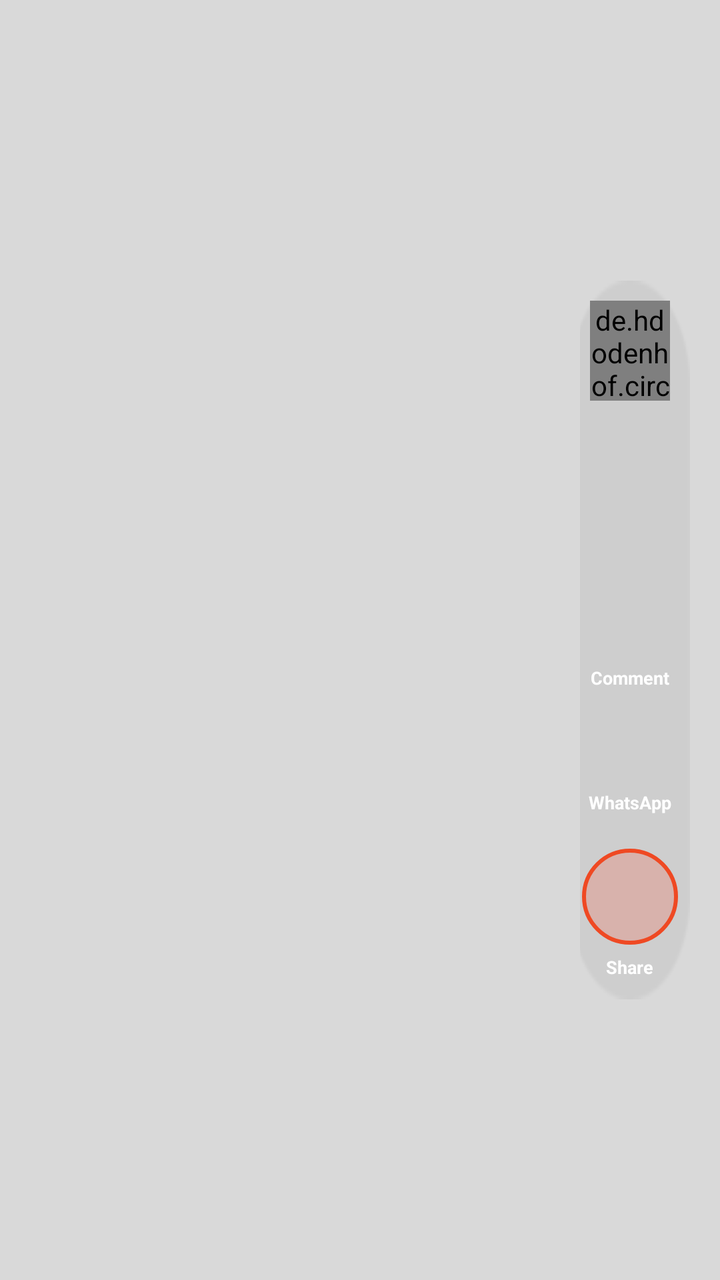
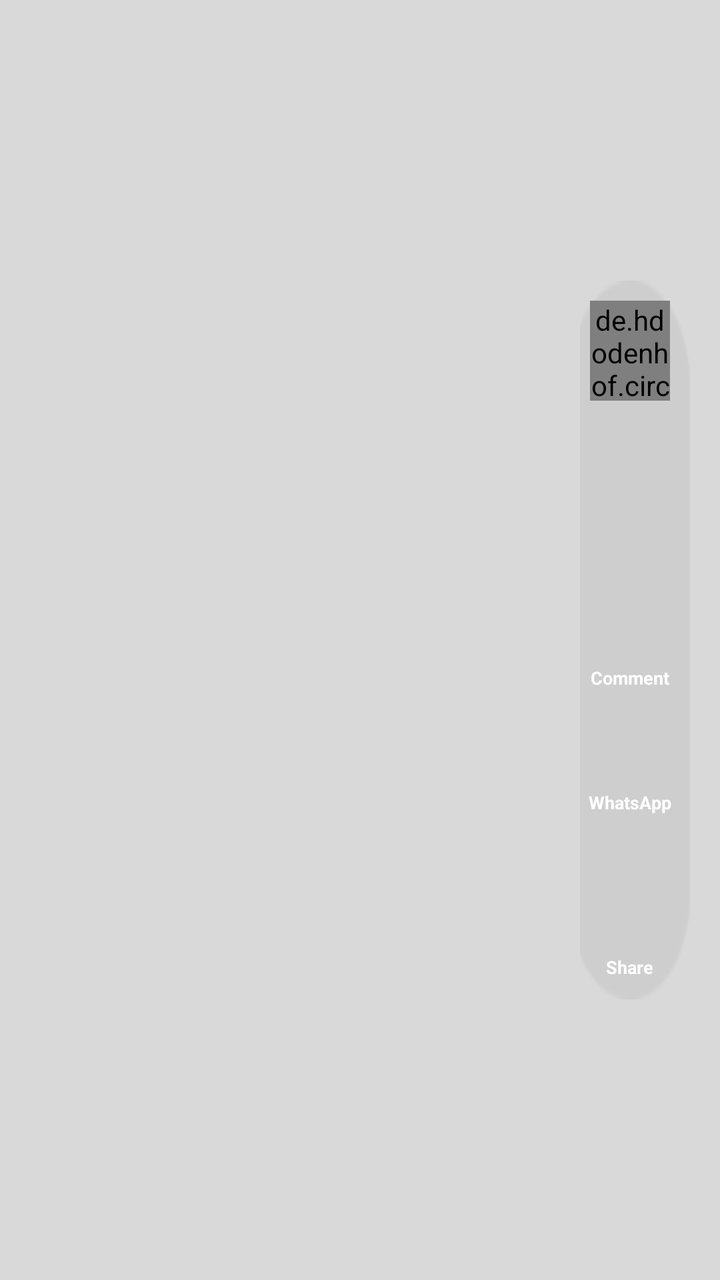

Before-and-after screenshots of an Android layout around one commit, followed by the original layout XML and the change that was made.
<!-- AndroidManifest.xml: fallback theme Theme.MaterialComponents.DayNight.NoActionBar -->
<!-- res/layout/activity_full_image_new.xml -->
<?xml version="1.0" encoding="utf-8"?>
<androidx.constraintlayout.widget.ConstraintLayout xmlns:android="http://schemas.android.com/apk/res/android"
    xmlns:app="http://schemas.android.com/apk/res-auto"
    android:layout_width="match_parent"
    android:layout_height="match_parent"
    android:id="@+id/parent_layout">

    <LinearLayout
        android:id="@+id/full_image_view_details"
        android:layout_width="match_parent"
        android:layout_height="match_parent"
        android:background="#d9d9d9"
        android:orientation="vertical"
        app:layout_constraintBottom_toBottomOf="parent"
        app:layout_constraintEnd_toEndOf="parent"
        app:layout_constraintStart_toStartOf="parent"
        app:layout_constraintTop_toTopOf="parent">

        <ImageView
            android:id="@+id/image_view"
            android:layout_width="match_parent"
            android:layout_height="match_parent"
            android:background="@color/transparent_white"
            android:scaleType="fitXY"
            app:layout_constraintBottom_toTopOf="parent"
            app:layout_constraintEnd_toStartOf="parent"
            app:layout_constraintStart_toStartOf="parent"
            app:layout_constraintTop_toTopOf="parent"
            android:contentDescription="TODO" />

        <LinearLayout
            android:id="@+id/layout_strip_iconnew"
            android:layout_width="match_parent"
            android:layout_height="40dp"
            android:background="@drawable/ic_half_image_strike_icon"
            android:orientation="vertical"
            android:visibility="gone"
            app:layout_constraintBottom_toTopOf="parent"
            app:layout_constraintEnd_toStartOf="parent"
            app:layout_constraintStart_toStartOf="parent"
            app:layout_constraintTop_toTopOf="parent">


            <LinearLayout
                android:id="@+id/with_strip_layout"
                android:layout_width="match_parent"
                android:layout_height="match_parent">

                <ImageView
                    android:id="@+id/strip_logo"
                    android:layout_width="0dp"
                    android:layout_height="match_parent"
                    android:layout_margin="@dimen/three"
                    android:layout_weight="1.5">

                </ImageView>

                <TextView
                    android:id="@+id/strip_text_name"
                    android:layout_width="0dp"
                    android:layout_height="match_parent"
                    android:layout_weight="7"
                    android:gravity="center"
                    android:text="The Best Regional News App"
                    android:textColor="@color/on_brand_text"
                    android:textSize="@dimen/_12sdp"
                    android:textStyle="bold"
                    android:visibility="visible">

                </TextView>

                <ImageView
                    android:id="@+id/share_download_app_logo"
                    android:layout_width="0dp"
                    android:layout_height="match_parent"
                    android:layout_marginTop="@dimen/six"
                    android:layout_marginEnd="@dimen/ten"
                    android:layout_weight="3"
                    android:gravity="left|center"
                    android:scaleType="fitXY">

                </ImageView>


            </LinearLayout>
        </LinearLayout>
    </LinearLayout>


    <LinearLayout
        android:id="@+id/side_menu"
        android:layout_width="wrap_content"
        android:layout_height="wrap_content"
        android:layout_alignParentEnd="true"
        android:layout_centerVertical="true"
        android:gravity="center"
        android:orientation="vertical"
        app:layout_constraintBottom_toBottomOf="parent"
        app:layout_constraintEnd_toEndOf="parent"
        app:layout_constraintHorizontal_bias="1.0"
        app:layout_constraintStart_toStartOf="parent"
        app:layout_constraintTop_toTopOf="parent">


        <LinearLayout
            android:id="@+id/video_side_menu"
            android:layout_width="60dp"
            android:layout_height="wrap_content"
            android:layout_marginEnd="10dp"
            android:background="@drawable/transparent_strip"
            android:gravity="center_horizontal"
            android:orientation="vertical"
            android:visibility="visible">


            <RelativeLayout

                android:layout_width="40dp"
                android:layout_height="50dp"
                android:layout_marginTop="10dp"
                android:layout_marginBottom="10dp">

                <de.hdodenhof.circleimageview.CircleImageView
                    android:id="@+id/user_pic"
                    android:layout_width="50dp"
                    android:layout_height="50dp"
                    android:scaleType="centerCrop"
                    app:civ_border_color="@color/on_brand_text"
                    app:civ_border_overlay="false"
                    app:civ_border_width="2dp" />

                <ImageView
                    android:id="@+id/varified_btn"
                    android:layout_width="18dp"
                    android:layout_height="18dp"
                    android:layout_alignParentEnd="true"
                    android:layout_alignParentBottom="true"
                    android:layout_marginEnd="10dp"
                    android:scaleType="fitCenter" />

            </RelativeLayout>


            <LinearLayout
                android:id="@+id/full_image_like"
                android:layout_width="wrap_content"
                android:layout_height="wrap_content"
                android:layout_marginTop="20dp"
                android:gravity="center_horizontal"
                android:orientation="vertical">

                <ImageView
                    android:id="@+id/full_image_selected_like"
                    android:layout_width="35dp"
                    android:layout_height="35dp" />

                <TextView
                    android:id="@+id/full_img_like_text"
                    android:layout_width="wrap_content"
                    android:layout_height="wrap_content"
                    android:layout_marginTop="@dimen/five"
                    android:shadowColor="@color/black"
                    android:textColor="@color/full_gallery_text_color"
                    android:textSize="9dp"
                    android:textStyle="bold" />

            </LinearLayout>



            <LinearLayout
                android:id="@+id/full_image_comment"
                android:layout_width="wrap_content"
                android:layout_height="wrap_content"
                android:layout_marginTop="20dp"
                android:gravity="center_horizontal"
                android:orientation="vertical">

                <ImageView
                    android:id="@+id/full_image_comment_bg"
                    android:layout_width="25dp"
                    android:layout_height="25dp"
                    android:contentDescription="@string/comment"
                    android:scaleType="fitCenter" />

                <TextView
                    android:id="@+id/full_img_comment_txt"
                    android:layout_width="wrap_content"
                    android:layout_height="wrap_content"
                    android:layout_marginTop="@dimen/five"
                    android:shadowColor="@color/black"
                    android:text="Comment"
                    android:textColor="@color/full_gallery_text_color"
                    android:textSize="9dp"
                    android:textStyle="bold" />
            </LinearLayout>

            <LinearLayout
                android:id="@+id/full_image_whatsapp"
                android:layout_width="wrap_content"
                android:layout_height="wrap_content"
                android:layout_marginTop="20dp"
                android:gravity="center_horizontal"
                android:orientation="vertical">

                <ImageView
                    android:id="@+id/full_image_whatsapp_bg"
                    android:layout_width="25dp"
                    android:layout_height="25dp"
                    android:scaleType="fitCenter" />

                <TextView
                    android:id="@+id/full_img_whtsapp_text"
                    android:layout_width="wrap_content"
                    android:layout_height="wrap_content"
                    android:layout_marginTop="@dimen/five"
                    android:text="WhatsApp"
                    android:textColor="@color/full_gallery_text_color"
                    android:textSize="9dp"
                    android:textStyle="bold" />
            </LinearLayout>


            <LinearLayout
                android:id="@+id/full_image_share"
                android:layout_width="wrap_content"
                android:layout_height="wrap_content"
                android:layout_marginTop="17dp"
                android:layout_marginBottom="@dimen/ten"
                android:gravity="center_horizontal"
                android:orientation="vertical">

                <ImageView
                    android:id="@+id/full_image_share_bg"
                    android:layout_width="48dp"
                    android:layout_height="48dp"
                    android:background="@drawable/magazine_share_pulse_bg"
                    android:contentDescription="@string/share_more_options"
                    android:padding="12dp"
                    android:scaleType="centerInside" />

                <TextView
                    android:id="@+id/full_image_share_text"
                    android:layout_width="wrap_content"
                    android:layout_height="wrap_content"
                    android:layout_marginTop="@dimen/five"
                    android:shadowColor="@color/black"
                    android:text="Share"
                    android:textColor="@color/full_gallery_text_color"
                    android:textSize="9dp"
                    android:textStyle="bold" />
            </LinearLayout>


            <LinearLayout
                android:layout_width="wrap_content"
                android:layout_height="wrap_content"
                android:layout_marginTop="20dp"
                android:layout_marginBottom="@dimen/ten"
                android:gravity="center_horizontal"
                android:orientation="vertical"
                android:visibility="gone">

                <ImageView
                    android:layout_width="28dp"
                    android:layout_height="28dp"
                    android:scaleType="fitCenter"
                    android:src="@drawable/ic__volume_up" />

                <TextView
                    android:layout_width="wrap_content"
                    android:layout_height="wrap_content"
                    android:text="Mute"
                    android:textColor="@color/full_gallery_text_color"
                    android:textSize="9dp"
                    android:textStyle="bold" />
            </LinearLayout>

        </LinearLayout>

    </LinearLayout>
</androidx.constraintlayout.widget.ConstraintLayout>
<!-- resources referenced by this layout -->
<resources>
  <color name="black">#000000</color>
  <color name="full_gallery_text_color">#FFFFFF</color>
  <color name="on_brand_text">#FFFFFF</color>
  <color name="transparent_white">#00FFFFFF</color>
  <dimen name="five">5dp</dimen>
  <dimen name="six">6dp</dimen>
  <dimen name="ten">10dp</dimen>
  <dimen name="three">3dp</dimen>
  <!-- drawable ic__volume_up (drawable-xxhdpi) -->
  <vector android:height="24dp" android:tint="#FFFFFF"
      android:viewportHeight="24" android:viewportWidth="24"
      android:width="24dp" xmlns:android="http://schemas.android.com/apk/res/android">
      <path android:fillColor="@android:color/white" android:pathData="M3,9v6h4l5,5L12,4L7,9L3,9zM16.5,12c0,-1.77 -1.02,-3.29 -2.5,-4.03v8.05c1.48,-0.73 2.5,-2.25 2.5,-4.02zM14,3.23v2.06c2.89,0.86 5,3.54 5,6.71s-2.11,5.85 -5,6.71v2.06c4.01,-0.91 7,-4.49 7,-8.77s-2.99,-7.86 -7,-8.77z"/>
  </vector>
  <!-- drawable ic_half_image_strike_icon: png bitmap (drawable-xhdpi, 5982 bytes) -->
  <!-- drawable magazine_share_pulse_bg (drawable) -->
  <?xml version="1.0" encoding="utf-8"?>
  <shape xmlns:android="http://schemas.android.com/apk/res/android"
      android:shape="oval">
      <solid android:color="#33FF4027" />
      <stroke
          android:width="2dp"
          android:color="@color/colorPrimary" />
  </shape>
  <!-- drawable transparent_strip: png bitmap (drawable, 813 bytes) -->
  <string name="comment">Comment</string>
  <string name="share_more_options">More options</string>
  <color name="colorPrimary">#EF4923</color>
</resources>

<!-- the commit's change to res/layout/activity_full_image_new.xml (unified diff, before → after) -->
@@ -234,7 +234,6 @@
                     android:id="@+id/full_image_share_bg"
                     android:layout_width="48dp"
                     android:layout_height="48dp"
-                    android:background="@drawable/magazine_share_pulse_bg"
                     android:contentDescription="@string/share_more_options"
                     android:padding="12dp"
                     android:scaleType="centerInside" />
<!-- resource entries referenced after the edit -->
@@ -15,18 +15,8 @@
       <path android:fillColor="@android:color/white" android:pathData="M3,9v6h4l5,5L12,4L7,9L3,9zM16.5,12c0,-1.77 -1.02,-3.29 -2.5,-4.03v8.05c1.48,-0.73 2.5,-2.25 2.5,-4.02zM14,3.23v2.06c2.89,0.86 5,3.54 5,6.71s-2.11,5.85 -5,6.71v2.06c4.01,-0.91 7,-4.49 7,-8.77s-2.99,-7.86 -7,-8.77z"/>
   </vector>
   <!-- drawable ic_half_image_strike_icon: png bitmap (drawable-xhdpi, 5982 bytes) -->
-  <!-- drawable magazine_share_pulse_bg (drawable) -->
-  <?xml version="1.0" encoding="utf-8"?>
-  <shape xmlns:android="http://schemas.android.com/apk/res/android"
-      android:shape="oval">
-      <solid android:color="#33FF4027" />
-      <stroke
-          android:width="2dp"
-          android:color="@color/colorPrimary" />
-  </shape>
   <!-- drawable transparent_strip: png bitmap (drawable, 813 bytes) -->
   <string name="comment">Comment</string>
   <string name="share_more_options">More options</string>
-  <color name="colorPrimary">#EF4923</color>
 </resources>
 
